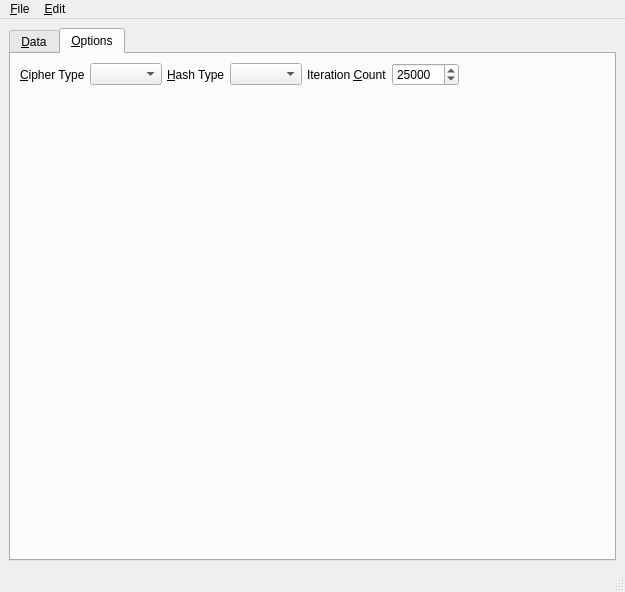
The window that branches/trunk/UI/spot-on-smpwindow.ui (textbrowser/spot-on) describes before a commit, drawn with Qt 5.
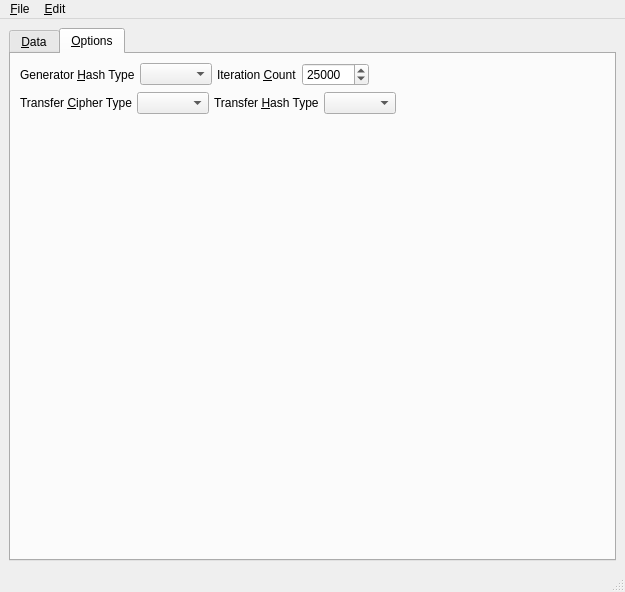
The same window after the commit. The open tabs and pages were chosen to show the change. Icons and pictures are not drawn.

What changed in the file:
```diff
--- a/branches/trunk/UI/spot-on-smpwindow.ui
+++ b/branches/trunk/UI/spot-on-smpwindow.ui
@@ -259,27 +259,10 @@
           <property name="spacing">
            <number>5</number>
           </property>
-          <item>
-           <widget class="QLabel" name="label_138">
-            <property name="text">
-             <string>&amp;Cipher Type</string>
-            </property>
-            <property name="buddy">
-             <cstring>cipher_type</cstring>
-            </property>
-           </widget>
-          </item>
-          <item>
-           <widget class="QComboBox" name="cipher_type">
-            <property name="sizeAdjustPolicy">
-             <enum>QComboBox::AdjustToContents</enum>
-            </property>
-           </widget>
-          </item>
           <item>
            <widget class="QLabel" name="label_139">
             <property name="text">
-             <string>&amp;Hash Type</string>
+             <string>Generator &amp;Hash Type</string>
             </property>
             <property name="buddy">
              <cstring>hash_type</cstring>
@@ -334,6 +317,60 @@
           </item>
          </layout>
         </item>
+        <item>
+         <layout class="QHBoxLayout" name="horizontalLayout_100">
+          <property name="spacing">
+           <number>5</number>
+          </property>
+          <item>
+           <widget class="QLabel" name="label_141">
+            <property name="text">
+             <string>Transfer &amp;Cipher Type</string>
+            </property>
+            <property name="buddy">
+             <cstring>transfer_cipher_type</cstring>
+            </property>
+           </widget>
+          </item>
+          <item>
+           <widget class="QComboBox" name="transfer_cipher_type">
+            <property name="sizeAdjustPolicy">
+             <enum>QComboBox::AdjustToContents</enum>
+            </property>
+           </widget>
+          </item>
+          <item>
+           <widget class="QLabel" name="label_142">
+            <property name="text">
+             <string>Transfer &amp;Hash Type</string>
+            </property>
+            <property name="buddy">
+             <cstring>transfer_hash_type</cstring>
+            </property>
+           </widget>
+          </item>
+          <item>
+           <widget class="QComboBox" name="transfer_hash_type">
+            <property name="sizeAdjustPolicy">
+             <enum>QComboBox::AdjustToContents</enum>
+            </property>
+           </widget>
+          </item>
+          <item>
+           <spacer name="horizontalSpacer_81">
+            <property name="orientation">
+             <enum>Qt::Horizontal</enum>
+            </property>
+            <property name="sizeHint" stdset="0">
+             <size>
+              <width>40</width>
+              <height>20</height>
+             </size>
+            </property>
+           </spacer>
+          </item>
+         </layout>
+        </item>
         <item>
          <spacer name="verticalSpacer">
           <property name="orientation">
```
Left out of the diff: 16 changed lines with no effect on the pictures.
